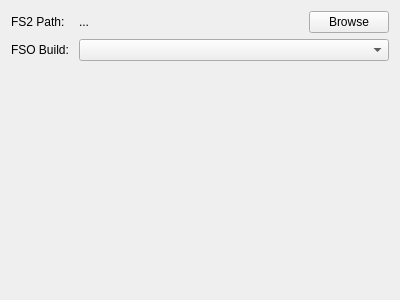
ngld/old-knossos, file ui/settings_fso.ui: the form before one commit.
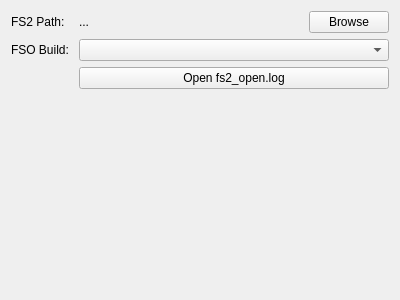
The form after the commit.

Patch:
```diff
--- a/ui/settings_fso.ui
+++ b/ui/settings_fso.ui
@@ -68,6 +68,13 @@
      </item>
     </layout>
    </item>
+   <item row="3" column="1">
+    <widget class="QPushButton" name="openLog">
+     <property name="text">
+      <string>Open fs2_open.log</string>
+     </property>
+    </widget>
+   </item>
   </layout>
  </widget>
  <resources/>
```
